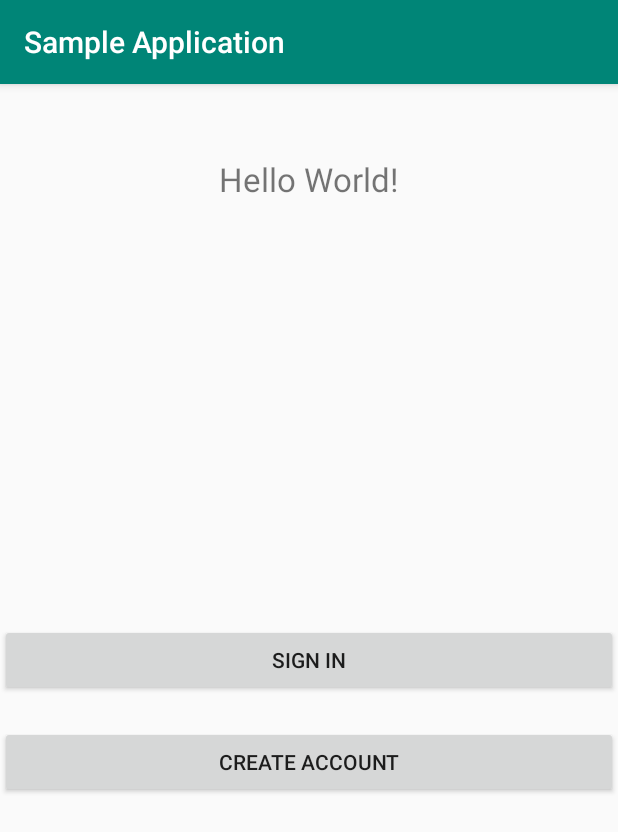
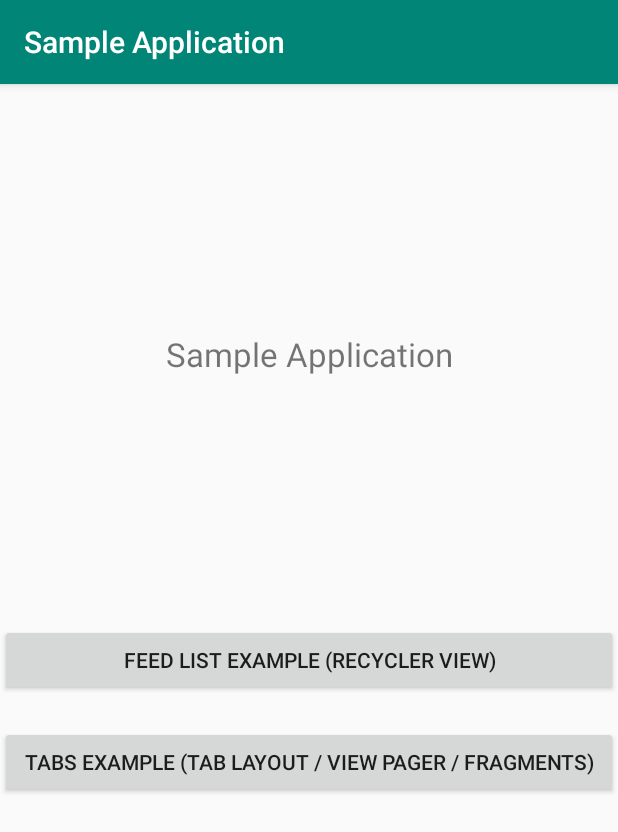
Before and after one commit to ASV44/sample-android-app, an Android app: the screen it shows after launch (MainActivity), on a phone screen of 412 x 824 dp. Shown: the top 832 px of the screen. Run offline under Robolectric (Android 15) with nearby library versions, the phone set to English and light mode, and no system bars.

Commit message:
Fix recycler view visual bugs, change hierarchy, add more code comments

```diff
--- a/app/src/main/AndroidManifest.xml
+++ b/app/src/main/AndroidManifest.xml
@@ -1,6 +1,8 @@
 <?xml version="1.0" encoding="utf-8"?>
 <manifest xmlns:android="http://schemas.android.com/apk/res/android"
     package="com.sample.app">
+
+    <uses-permission android:name="android.permission.INTERNET" />
 
     <application
         android:allowBackup="true"
@@ -9,11 +11,12 @@
         android:roundIcon="@mipmap/ic_launcher_round"
         android:supportsRtl="true"
         android:theme="@style/AppTheme">
-        <activity android:name="com.sample.app.FeedActivity"></activity>
+        <activity android:name="com.sample.app.feed.FeedActivity"></activity>
         <activity android:name="com.sample.app.MainActivity">
             <intent-filter>
                 <action android:name="android.intent.action.MAIN" />
                 <category android:name="android.intent.category.LAUNCHER" />
+                <action android:name="android.intent.action.VIEW" /> <!--Add for suppressing warning that app is not indexed by Google-->
             </intent-filter>
         </activity>
     </application>
--- a/app/src/main/java/com/sample/app/MainActivity.kt
+++ b/app/src/main/java/com/sample/app/MainActivity.kt
@@ -4,6 +4,7 @@ import android.content.Intent
 import androidx.appcompat.app.AppCompatActivity
 import android.os.Bundle
 import android.widget.TextView
+import com.sample.app.feed.FeedActivity
 import kotlinx.android.synthetic.main.activity_main.*
 
 class MainActivity : AppCompatActivity() {
--- a/app/src/main/java/com/sample/app/adapters/FeedRecyclerViewAdapter.kt
+++ b/app/src/main/java/com/sample/app/feed/adapters/FeedRecyclerViewAdapter.kt
@@ -1,11 +1,11 @@
-package com.sample.app.adapters
+package com.sample.app.feed.adapters
 
 import android.view.LayoutInflater
 import android.view.ViewGroup
 import androidx.recyclerview.widget.RecyclerView
 import com.sample.app.R
-import com.sample.app.models.FeedItem
-import com.sample.app.viewHolders.FeedItemViewHolder
+import com.sample.app.feed.models.FeedItem
+import com.sample.app.feed.viewHolders.FeedItemViewHolder
 
 
 class FeedRecyclerViewAdapter(private val dataSet: Array<FeedItem>) : RecyclerView.Adapter<FeedItemViewHolder>() {
--- /dev/null
+++ b/app/src/main/java/com/sample/app/feed/models/FeedItem.kt
@@ -0,0 +1,6 @@
+package com.sample.app.feed.models
+
+// Plain model object which represent data entity of cell from recycler view
+class FeedItem(val header: String,
+               val description: String,
+               val image: String)
--- a/app/src/main/java/com/sample/app/viewHolders/FeedItemViewHolder.kt
+++ b/app/src/main/java/com/sample/app/feed/viewHolders/FeedItemViewHolder.kt
@@ -1,11 +1,11 @@
-package com.sample.app.viewHolders
+package com.sample.app.feed.viewHolders
 
 import android.view.View
 import android.widget.ImageView
 import android.widget.TextView
 import androidx.recyclerview.widget.RecyclerView
 import com.sample.app.R
-import com.sample.app.models.FeedItem
+import com.sample.app.feed.models.FeedItem
 import com.squareup.picasso.Picasso
 
 class FeedItemViewHolder(view: View): RecyclerView.ViewHolder(view) {
--- a/app/src/main/java/com/sample/app/models/FeedItem.kt
+++ /dev/null
@@ -1,5 +0,0 @@
-package com.sample.app.models
-
-class FeedItem(val header: String,
-               val description: String,
-               val image: String)
--- a/app/src/main/res/layout/activity_feed.xml
+++ b/app/src/main/res/layout/activity_feed.xml
@@ -4,7 +4,7 @@
     xmlns:tools="http://schemas.android.com/tools"
     android:layout_width="match_parent"
     android:layout_height="match_parent"
-    tools:context=".FeedActivity">
+    tools:context=".feed.FeedActivity">
 
     <androidx.recyclerview.widget.RecyclerView
         android:id="@+id/feed_recycler_view"
--- a/app/src/main/res/layout/activity_main.xml
+++ b/app/src/main/res/layout/activity_main.xml
@@ -10,9 +10,8 @@
         android:id="@+id/messageText"
         android:layout_width="wrap_content"
         android:layout_height="wrap_content"
-        android:text="Hello World!"
+        android:text="@string/app_name"
         android:textSize="22sp"
-        android:minLines="10"
         app:layout_constraintBottom_toTopOf="@+id/button"
         app:layout_constraintEnd_toEndOf="@+id/button"
         app:layout_constraintStart_toStartOf="@+id/button"
@@ -22,7 +21,7 @@
         android:id="@+id/button"
         android:layout_width="match_parent"
         android:layout_height="wrap_content"
-        android:text="Sign In"
+        android:text="Feed List Example (Recycler View)"
         app:layout_constraintBottom_toBottomOf="parent"
         app:layout_constraintEnd_toEndOf="parent"
         app:layout_constraintStart_toStartOf="parent"
@@ -31,7 +30,7 @@
     <Button
         android:layout_width="match_parent"
         android:layout_height="wrap_content"
-        android:text="Create Account"
+        android:text="Tabs Example (Tab layout / View Pager / Fragments)"
         android:layout_marginTop="20dp"
         app:layout_constraintEnd_toEndOf="parent"
         app:layout_constraintStart_toStartOf="parent"
--- a/app/src/main/res/layout/feed_cell_layout.xml
+++ b/app/src/main/res/layout/feed_cell_layout.xml
@@ -3,7 +3,7 @@
     xmlns:app="http://schemas.android.com/apk/res-auto"
     xmlns:tools="http://schemas.android.com/tools"
     android:layout_width="match_parent"
-    android:layout_height="match_parent"
+    android:layout_height="wrap_content"
     android:orientation="vertical">
 
     <TextView
```
Also changed, not shown: app/build.gradle (+4 -4 lines), app/src/main/java/com/sample/app/feed/FeedActivity.kt (renamed from app/src/main/java/com/sample/app/FeedActivity.kt, +10 -10 lines), 1 other file.
